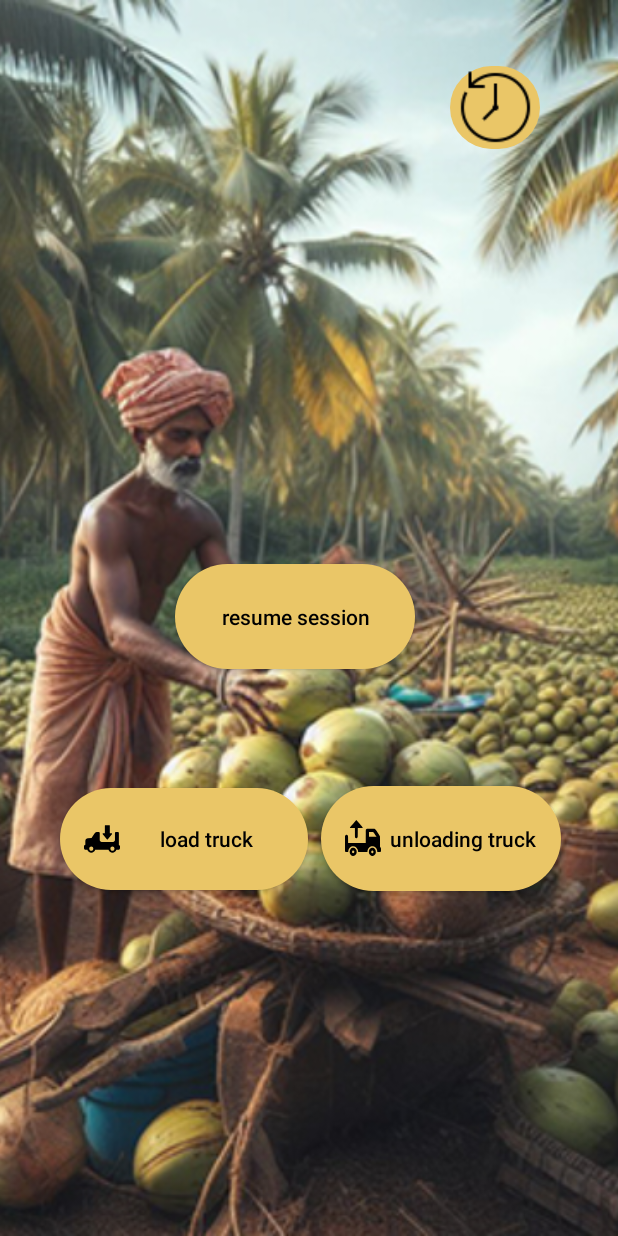
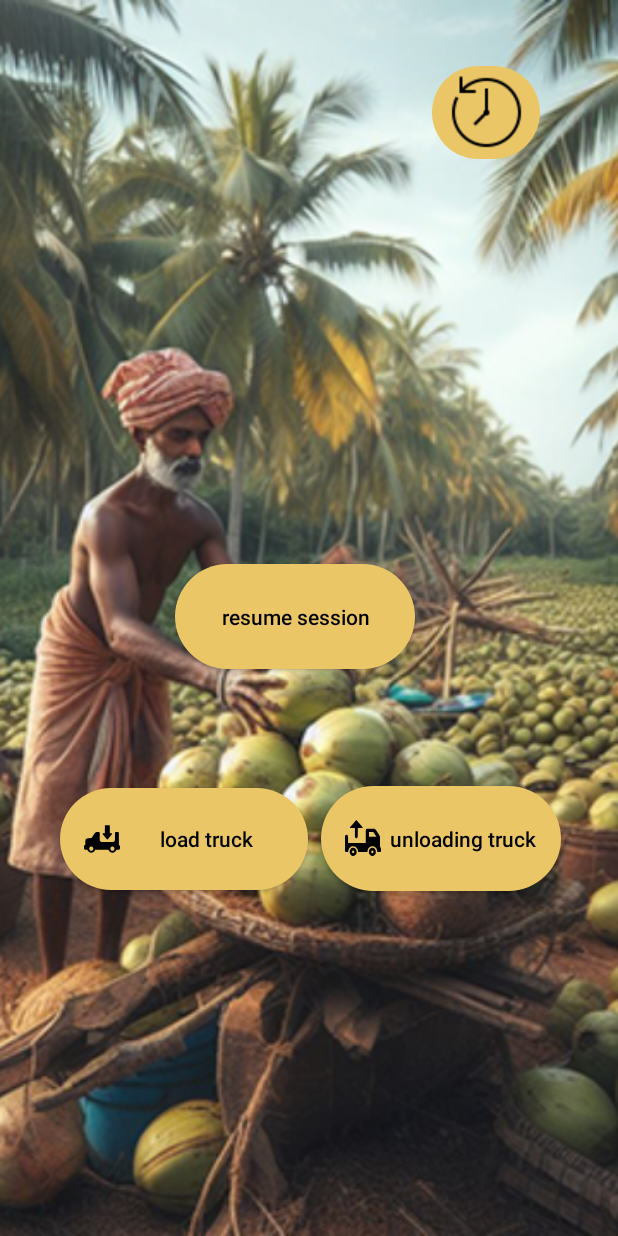
Before and after one commit to panduloki/OneRootv2, an Android app: the layout fragment_home.xml on its own in the app's theme, with its tools: preview values and no code run, on a phone screen of 412 x 824 dp. Run offline under Robolectric (Android 15) with nearby library versions, the phone set to English and light mode, and no system bars.

Commit message:
1) changes in command activities \n 2) changes in history and session number

```diff
--- a/app/src/main/java/com/example/onerootv2/ProfileFragment.kt
+++ b/app/src/main/java/com/example/onerootv2/ProfileFragment.kt
@@ -32,7 +32,7 @@ private var sessionDataReadable = false
 
 var sessionStatus = ""
 var sessionType = ""
-var sessionNo = 0
+var sessionNo = 1
 var sessionUser = ""
 var sessionData = ""
 var detectionList = mutableListOf<Int>()
@@ -109,11 +109,12 @@ class ProfileFragment : Fragment() {
     {
 
         val bundle = Bundle()
-        imageDirectoryPath += (sessionNo-1)
+        imageDirectoryPath += (sessionNo)
         bundle.putString("path", imageDirectoryPath)
         val i = Intent(activity, GalleryActivity::class.java)
         i.putExtras(bundle)
         startActivity(i)
+        // clear image path
         imageDirectoryPath = "/DCIM/one_root_images/session"
         bundle.clear()
         // (activity as Activity?)!!.overridePendingTransition(0, 0)
--- a/app/src/main/java/com/example/onerootv2/RegisterFragment.kt
+++ b/app/src/main/java/com/example/onerootv2/RegisterFragment.kt
@@ -114,7 +114,7 @@ class RegisterFragment : Fragment() {
                 putString("password",rgPassword)
                 // putString("mobileNo",mobile)
                 putInt("imageNo",1)
-                putInt("sessionNo",0)
+                putInt("sessionNo",1)
                 putInt("minArrowDist", 8)
                 putInt("maxArrowDist",99)
 
--- a/app/src/main/java/com/example/onerootv2/UploadToCloudActivity.kt
+++ b/app/src/main/java/com/example/onerootv2/UploadToCloudActivity.kt
@@ -191,6 +191,8 @@ class UploadToCloudActivity : AppCompatActivity() {
 
     }
 
+
+
     private fun uploadImagesToCloud(imagePath: String, cloudPath: String)
     {
         println("<----- Uploading image to cloud: $imagePath ------------>")
--- a/app/src/main/java/com/example/onerootv2/VideoActivity.kt
+++ b/app/src/main/java/com/example/onerootv2/VideoActivity.kt
@@ -175,7 +175,7 @@ class VideoActivity : AppCompatActivity(), View.OnClickListener {
 
         // shared preference values
         no = sharedPref?.getInt("imageNo", 0)!!
-        sessionNo = sharedPref.getInt("sessionNo", 0)
+        sessionNo = sharedPref.getInt("sessionNo", 1)
         sessionUser = sharedPref.getString("username","").toString()
         autoCapture = sharedPref.getBoolean("autoMode",true)
 
--- a/app/src/main/res/layout/activity_session_history.xml
+++ b/app/src/main/res/layout/activity_session_history.xml
@@ -16,10 +16,11 @@
         android:layout_marginBottom="1dp"
         app:layout_constraintBottom_toBottomOf="parent"
         app:layout_constraintEnd_toEndOf="parent"
+        app:layout_constraintHorizontal_bias="0.0"
         app:layout_constraintStart_toStartOf="parent"
         app:layout_constraintTop_toTopOf="parent"
-        tools:listitem="@layout/session_item"
-        />
+        app:layout_constraintVertical_bias="0.0"
+        tools:listitem="@layout/session_item" />
 
 
 </androidx.constraintlayout.widget.ConstraintLayout>
--- a/app/src/main/res/layout/fragment_home.xml
+++ b/app/src/main/res/layout/fragment_home.xml
@@ -86,16 +86,17 @@
 
     <androidx.appcompat.widget.AppCompatImageButton
         android:id="@+id/sessionHistoryButton"
-        android:layout_width="60dp"
-        android:layout_height="55dp"
+        android:layout_width="72dp"
+        android:layout_height="62dp"
         android:layout_marginTop="44dp"
         android:layout_marginEnd="52dp"
         android:background="@drawable/round_button"
         android:paddingLeft="5dp"
+        android:paddingRight="5dp"
         android:src="@drawable/history_icon"
-        android:paddingRight="5dp"
         app:layout_constraintEnd_toEndOf="parent"
-        app:layout_constraintTop_toTopOf="parent" />
+        app:layout_constraintTop_toTopOf="parent"
+        android:contentDescription="@string/session_history_button_description"/>
 
 
 </androidx.constraintlayout.widget.ConstraintLayout>
```
Also changed, not shown: app/src/main/java/com/example/onerootv2/AppUninstallActivity.kt (+5 -5 lines), app/src/main/java/com/example/onerootv2/HomeFragment.kt (+29 -5 lines), app/src/main/java/com/example/onerootv2/SessionHistory.kt (+18 -5 lines), 1 other file.
